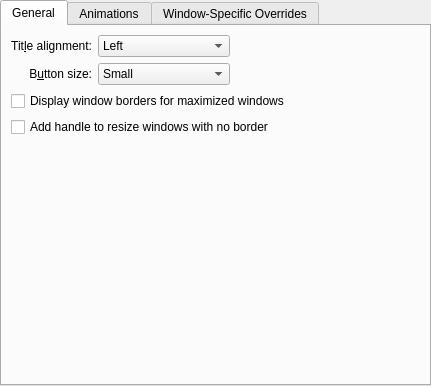
First picture: the form in kdecoration/config/ui/oxygenconfigurationui.ui, repository KDE/oxygen, before the edit.
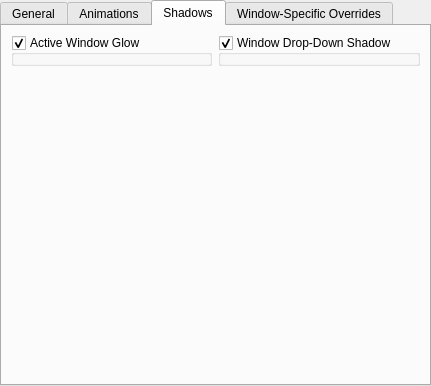
Second picture: the form after the edit. The open tabs and pages were chosen to show the change. Custom widgets are drawn as their Qt base class.

Commit message: Re-added shadow configuration

Diff of the .ui file:
```diff
--- a/kdecoration/config/ui/oxygenconfigurationui.ui
+++ b/kdecoration/config/ui/oxygenconfigurationui.ui
@@ -153,6 +153,46 @@
        </item>
       </layout>
      </widget>
+     <widget class="QWidget" name="tab_4">
+      <attribute name="title">
+       <string>Shadows</string>
+      </attribute>
+      <layout class="QGridLayout" name="gridLayout_2">
+       <item row="0" column="0">
+        <widget class="Oxygen::ShadowConfigWidget" name="activeShadowConfiguration">
+         <property name="title">
+          <string>Active Window Glow</string>
+         </property>
+         <property name="checkable">
+          <bool>true</bool>
+         </property>
+        </widget>
+       </item>
+       <item row="0" column="1">
+        <widget class="Oxygen::ShadowConfigWidget" name="inactiveShadowConfiguration">
+         <property name="title">
+          <string>Window Drop-Down Shadow</string>
+         </property>
+         <property name="checkable">
+          <bool>true</bool>
+         </property>
+        </widget>
+       </item>
+       <item row="1" column="0" colspan="2">
+        <spacer name="verticalSpacer_2">
+         <property name="orientation">
+          <enum>Qt::Vertical</enum>
+         </property>
+         <property name="sizeHint" stdset="0">
+          <size>
+           <width>20</width>
+           <height>40</height>
+          </size>
+         </property>
+        </spacer>
+       </item>
+      </layout>
+     </widget>
      <widget class="QWidget" name="tab_2">
       <attribute name="title">
        <string>Window-Specific Overrides</string>
@@ -178,6 +218,12 @@
   </layout>
  </widget>
  <customwidgets>
+  <customwidget>
+   <class>Oxygen::ShadowConfigWidget</class>
+   <extends>QGroupBox</extends>
+   <header>oxygenshadowconfigwidget.h</header>
+   <container>1</container>
+  </customwidget>
   <customwidget>
    <class>Oxygen::ExceptionListWidget</class>
    <extends>QWidget</extends>
```
The commit also changes 3 other files.
